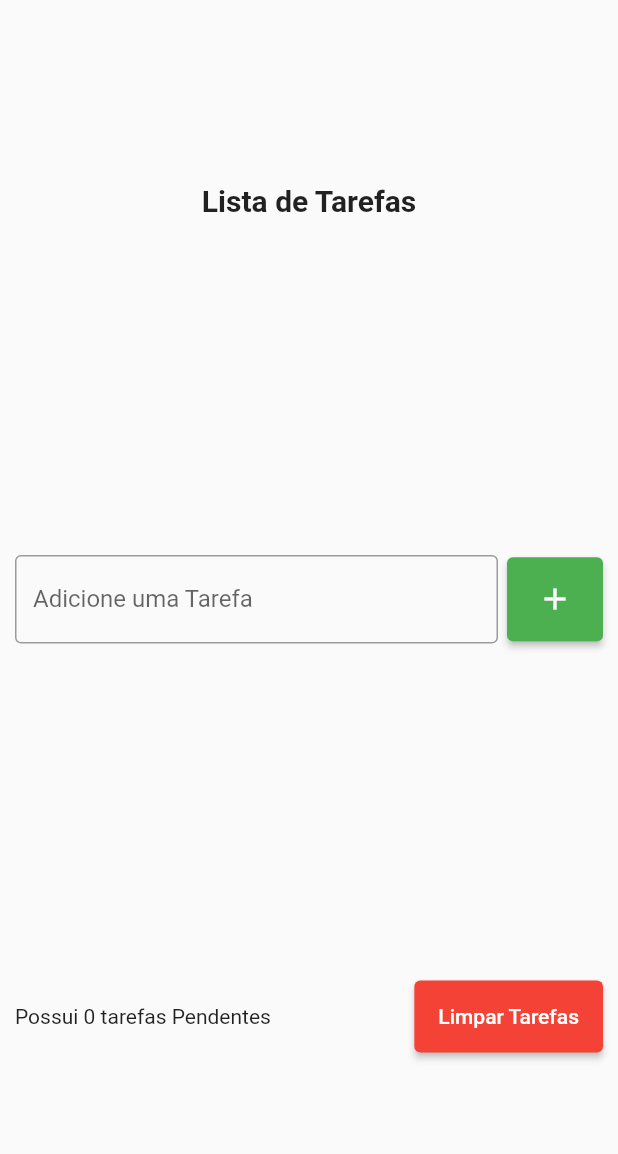
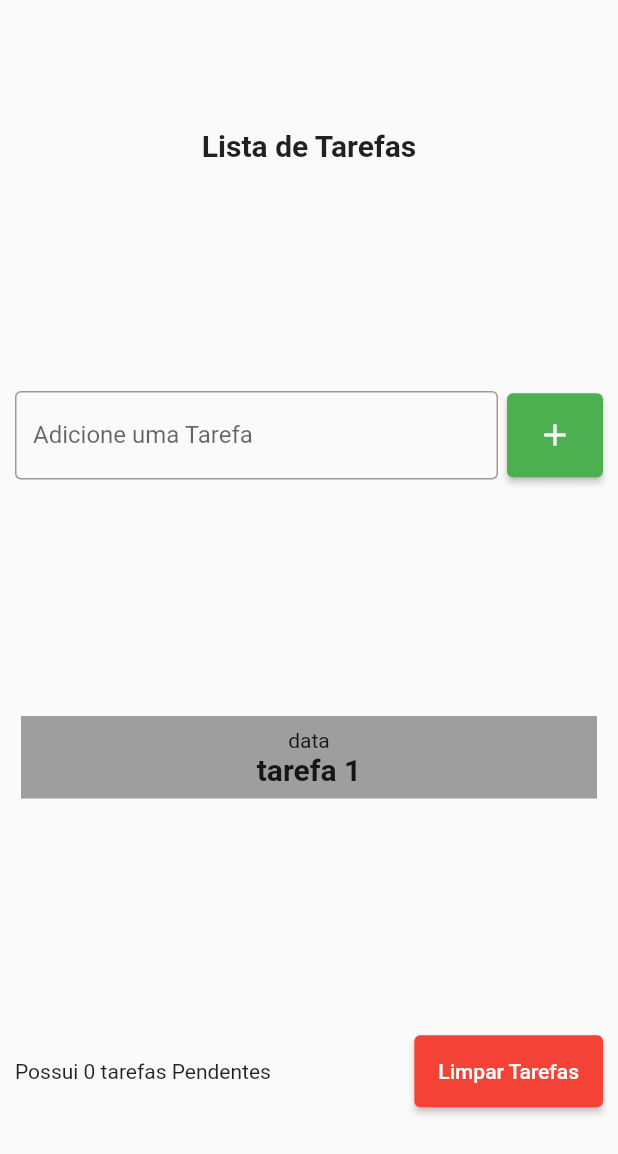
Before and after one commit to limacaio/app_task_list, a Flutter app: the screen it shows after launch, after a tap on the "add" icon, on a phone screen of 412 x 824 dp. Shown: the top 1154 px of the screen. Run offline on Flutter 3.47's test engine with Material 2 defaults, Android fonts, the phone set to English and light mode, and no system bars.

Commit message:
criado componenet list iten

```diff
--- /dev/null
+++ b/lib/components/todo_list_iten.dart
@@ -0,0 +1,29 @@
+import 'package:flutter/material.dart';
+
+//criando um widget personalizado para ser o item da lista de tarefas
+class TodoListIten extends StatelessWidget {
+  const TodoListIten({super.key});
+
+  @override
+  Widget build(BuildContext context) {
+    return Padding(
+      padding: const EdgeInsets.symmetric(vertical: 6, horizontal: 4),
+      child: Container(
+        color: Colors.grey,
+        child: const Padding(
+          padding: EdgeInsets.all(8.0),
+          child: Column(
+            mainAxisAlignment: MainAxisAlignment.start,
+            children: [
+              Text('data'),
+              Text(
+                'tarefa 1',
+                style: TextStyle(fontSize: 20, fontWeight: FontWeight.bold),
+              ),
+            ],
+          ),
+        ),
+      ),
+    );
+  }
+}
--- a/lib/pages/todo_list_page.dart
+++ b/lib/pages/todo_list_page.dart
@@ -1,4 +1,5 @@
 import 'package:flutter/material.dart';
+import '../components/todo_list_iten.dart';
 
 class TodoListPage extends StatefulWidget {
   const TodoListPage({super.key});
@@ -9,6 +10,7 @@ class TodoListPage extends StatefulWidget {
 
 class _TodoListPageState extends State<TodoListPage> {
   final TextEditingController taskController = TextEditingController();
+  List<String> tasks = [];
 
   @override
   Widget build(BuildContext context) {
@@ -36,15 +38,33 @@ class _TodoListPageState extends State<TodoListPage> {
                     ),
                   ),
                   const SizedBox(width: 6),
+                  //botao de adicionar uma nova tarefa
                   ElevatedButton(
                     style: ElevatedButton.styleFrom(
                       backgroundColor: Colors.green,
                       padding: const EdgeInsets.all(16),
                     ),
-                    onPressed: () {},
+                    onPressed: () {
+                      //add nova tarefa na lista
+                      String text = taskController.text;
+                      setState(() {
+                        tasks.add(text);
+                        taskController.clear();
+                      });
+                    },
                     child: const Icon(Icons.add),
                   )
                 ],
+              ),
+              //lista de tarefas adicionadas pelo usuario
+              Flexible(
+                child: ListView(
+                  shrinkWrap: true,
+                  children: [
+                    //adicionadando a lista task dentro da lisView em tela
+                    for (String task in tasks) TodoListIten(),
+                  ],
+                ),
               ),
               Row(
                 children: [
@@ -53,6 +73,7 @@ class _TodoListPageState extends State<TodoListPage> {
                     child: Text("Possui 0 tarefas Pendentes"),
                   ),
                   const SizedBox(width: 6),
+                  //botão para apagar todas a tarefas da lista de uma vez
                   ElevatedButton(
                     style: ElevatedButton.styleFrom(
                       backgroundColor: Colors.red,
```
